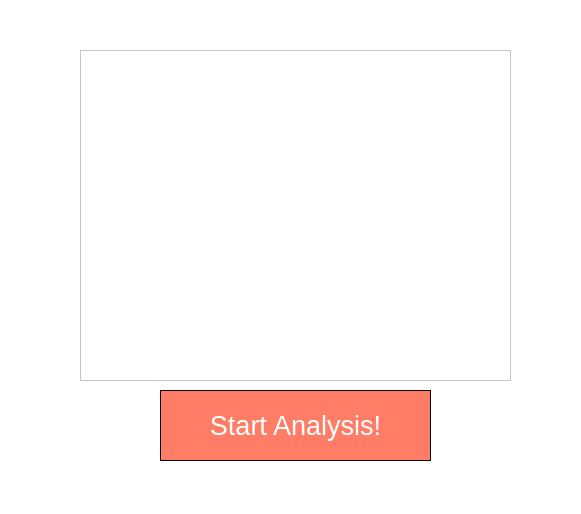
Before: the Qt Designer form src/pyqt/print_window.ui in gerardpslowey/eMot, drawn with Qt 5.
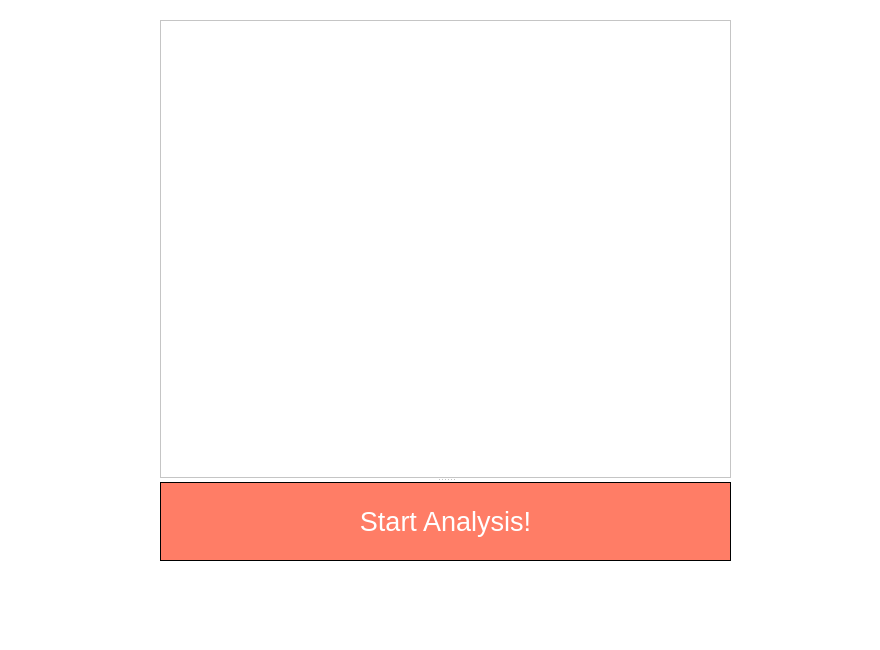
After: the same form once the commit is applied. Icons and pictures are not drawn.

The edit to the form file:
```diff
--- a/src/pyqt/print_window.ui
+++ b/src/pyqt/print_window.ui
@@ -6,14 +6,14 @@
    <rect>
     <x>0</x>
     <y>0</y>
-    <width>581</width>
-    <height>514</height>
+    <width>880</width>
+    <height>650</height>
    </rect>
   </property>
   <property name="minimumSize">
    <size>
-    <width>581</width>
-    <height>514</height>
+    <width>880</width>
+    <height>650</height>
    </size>
   </property>
   <property name="windowTitle">
@@ -27,15 +27,27 @@
    <string notr="true">background-color: rgb(255, 255, 255);</string>
   </property>
   <widget class="QWidget" name="centralwidget">
-   <widget class="QPushButton" name="analysis_button">
+   <widget class="QSplitter" name="splitter">
     <property name="geometry">
      <rect>
       <x>160</x>
-      <y>390</y>
-      <width>271</width>
-      <height>71</height>
+      <y>20</y>
+      <width>571</width>
+      <height>541</height>
      </rect>
     </property>
+    <property name="orientation">
+     <enum>Qt::Vertical</enum>
+    </property>
+    <widget class="QTextEdit" name="textEdit">
+     <property name="sizeAdjustPolicy">
+      <enum>QAbstractScrollArea::AdjustIgnored</enum>
+     </property>
+     <property name="readOnly">
+      <bool>true</bool>
+     </property>
+    </widget>
+    <widget class="QPushButton" name="analysis_button">
     <property name="font">
      <font>
       <pointsize>20</pointsize>
@@ -56,18 +68,6 @@
      <string>Start Analysis!</string>
     </property>
    </widget>
-   <widget class="QTextEdit" name="textEdit">
-    <property name="geometry">
-     <rect>
-      <x>80</x>
-      <y>50</y>
-      <width>431</width>
-      <height>331</height>
-     </rect>
-    </property>
-    <property name="readOnly">
-     <bool>true</bool>
-    </property>
    </widget>
   </widget>
   <widget class="QMenuBar" name="menubar">
```
Left out of the diff: 6 changed lines with no effect on the pictures. Lines whose indentation alone changed are shown as unchanged.
